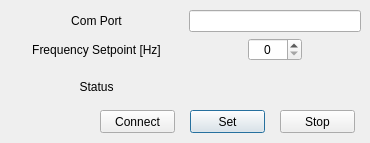
This is UI/gui.ui in AFML-OKState/Fanshrimp-Control_UI as Qt 5 draws it before an edit. The edited form follows.
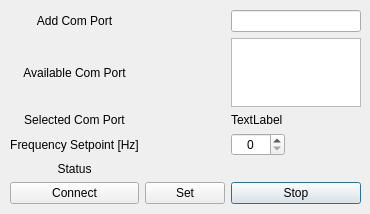
This is the edited form. Icons and pictures are not drawn.

Commit message: Added funtionality for more than 1 board

```diff
--- a/UI/gui.ui
+++ b/UI/gui.ui
@@ -7,7 +7,7 @@
     <x>0</x>
     <y>0</y>
     <width>370</width>
-    <height>143</height>
+    <height>214</height>
    </rect>
   </property>
   <property name="mouseTracking">
@@ -29,61 +29,21 @@
      <x>10</x>
      <y>10</y>
      <width>351</width>
-     <height>96</height>
+     <height>194</height>
     </rect>
    </property>
    <layout class="QGridLayout" name="gridLayout">
     <item row="2" column="1">
      <widget class="QLabel" name="label_3">
       <property name="text">
-       <string>Status</string>
+       <string>Selected Com Port</string>
       </property>
       <property name="alignment">
        <set>Qt::AlignCenter</set>
       </property>
      </widget>
     </item>
-    <item row="1" column="1">
-     <widget class="QLabel" name="label">
-      <property name="text">
-       <string>Frequency Setpoint [Hz]</string>
-      </property>
-      <property name="alignment">
-       <set>Qt::AlignCenter</set>
-      </property>
-     </widget>
-    </item>
-    <item row="0" column="2">
-     <widget class="QLineEdit" name="com_in">
-      <property name="sizePolicy">
-       <sizepolicy hsizetype="Minimum" vsizetype="Fixed">
-        <horstretch>0</horstretch>
-        <verstretch>0</verstretch>
-       </sizepolicy>
-      </property>
-     </widget>
-    </item>
-    <item row="2" column="2">
-     <widget class="QLabel" name="status_out">
-      <property name="text">
-       <string/>
-      </property>
-      <property name="alignment">
-       <set>Qt::AlignCenter</set>
-      </property>
-     </widget>
-    </item>
-    <item row="0" column="1">
-     <widget class="QLabel" name="label_2">
-      <property name="text">
-       <string>Com Port</string>
-      </property>
-      <property name="alignment">
-       <set>Qt::AlignCenter</set>
-      </property>
-     </widget>
-    </item>
-    <item row="1" column="2" alignment="Qt::AlignHCenter">
+    <item row="3" column="3">
      <widget class="QDoubleSpinBox" name="SP_in">
       <property name="sizePolicy">
        <sizepolicy hsizetype="Fixed" vsizetype="Fixed">
@@ -105,47 +65,99 @@
       </property>
      </widget>
     </item>
+    <item row="3" column="1">
+     <widget class="QLabel" name="label">
+      <property name="text">
+       <string>Frequency Setpoint [Hz]</string>
+      </property>
+      <property name="alignment">
+       <set>Qt::AlignCenter</set>
+      </property>
+     </widget>
+    </item>
+    <item row="2" column="3">
+     <widget class="QLabel" name="label_4">
+      <property name="text">
+       <string>TextLabel</string>
+      </property>
+     </widget>
+    </item>
+    <item row="5" column="3">
+     <widget class="QPushButton" name="stop_but">
+      <property name="text">
+       <string>Stop</string>
+      </property>
+     </widget>
+    </item>
+    <item row="5" column="1">
+     <widget class="QPushButton" name="con_but">
+      <property name="text">
+       <string>Connect</string>
+      </property>
+     </widget>
+    </item>
+    <item row="0" column="1">
+     <widget class="QLabel" name="label_2">
+      <property name="text">
+       <string>Add Com Port</string>
+      </property>
+      <property name="alignment">
+       <set>Qt::AlignCenter</set>
+      </property>
+     </widget>
+    </item>
+    <item row="5" column="2">
+     <widget class="QPushButton" name="set_but">
+      <property name="text">
+       <string>Set</string>
+      </property>
+     </widget>
+    </item>
+    <item row="1" column="3">
+     <widget class="QListWidget" name="Boards"/>
+    </item>
+    <item row="1" column="1">
+     <widget class="QLabel" name="label_5">
+      <property name="text">
+       <string>Available Com Port</string>
+      </property>
+      <property name="alignment">
+       <set>Qt::AlignCenter</set>
+      </property>
+     </widget>
+    </item>
+    <item row="0" column="3">
+     <widget class="QLineEdit" name="com_in">
+      <property name="sizePolicy">
+       <sizepolicy hsizetype="Minimum" vsizetype="Fixed">
+        <horstretch>0</horstretch>
+        <verstretch>0</verstretch>
+       </sizepolicy>
+      </property>
+     </widget>
+    </item>
+    <item row="4" column="3">
+     <widget class="QLabel" name="status_out">
+      <property name="text">
+       <string/>
+      </property>
+      <property name="alignment">
+       <set>Qt::AlignCenter</set>
+      </property>
+     </widget>
+    </item>
+    <item row="4" column="1">
+     <widget class="QLabel" name="label_6">
+      <property name="text">
+       <string>Status</string>
+      </property>
+      <property name="alignment">
+       <set>Qt::AlignCenter</set>
+      </property>
+     </widget>
+    </item>
    </layout>
   </widget>
-  <widget class="QPushButton" name="set_but">
-   <property name="geometry">
-    <rect>
-     <x>190</x>
-     <y>110</y>
-     <width>75</width>
-     <height>23</height>
-    </rect>
-   </property>
-   <property name="text">
-    <string>Set</string>
-   </property>
-  </widget>
-  <widget class="QPushButton" name="stop_but">
-   <property name="geometry">
-    <rect>
-     <x>280</x>
-     <y>110</y>
-     <width>75</width>
-     <height>23</height>
-    </rect>
-   </property>
-   <property name="text">
-    <string>Stop</string>
-   </property>
-  </widget>
-  <widget class="QPushButton" name="con_but">
-   <property name="geometry">
-    <rect>
-     <x>100</x>
-     <y>110</y>
-     <width>75</width>
-     <height>23</height>
-    </rect>
-   </property>
-   <property name="text">
-    <string>Connect</string>
-   </property>
-  </widget>
  </widget>
  <resources/>
  <connections/>
```
The commit also changes 5 other files.
